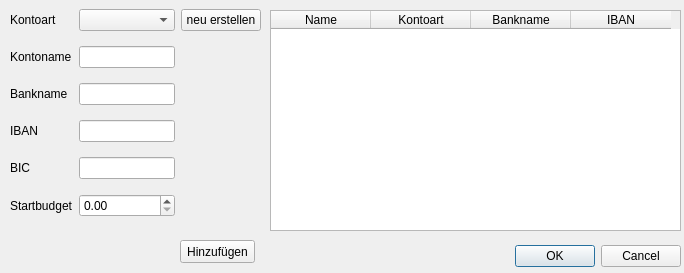
This is View/src/main/resources/design/ui/bankaccountdialog.ui in marcuskraft/DimeDiaryJavaFx as Qt 5 draws it before an edit. The edited form follows.
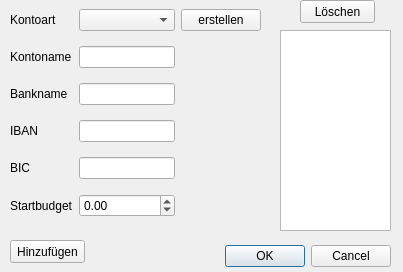
This is the edited form.

```diff
--- a/View/src/main/resources/design/ui/bankaccountdialog.ui
+++ b/View/src/main/resources/design/ui/bankaccountdialog.ui
@@ -6,8 +6,8 @@
    <rect>
     <x>0</x>
     <y>0</y>
-    <width>684</width>
-    <height>273</height>
+    <width>403</width>
+    <height>272</height>
    </rect>
   </property>
   <property name="windowTitle">
@@ -16,7 +16,7 @@
   <widget class="QDialogButtonBox" name="buttonBox">
    <property name="geometry">
     <rect>
-     <x>510</x>
+     <x>220</x>
      <y>240</y>
      <width>171</width>
      <height>32</height>
@@ -78,7 +78,14 @@
      </widget>
     </item>
     <item row="5" column="1">
-     <widget class="QDoubleSpinBox" name="doubleSpinBox"/>
+     <widget class="QDoubleSpinBox" name="doubleSpinBoxStartBudget">
+      <property name="minimum">
+       <double>-999999999.000000000000000</double>
+      </property>
+      <property name="maximum">
+       <double>999999999.000000000000000</double>
+      </property>
+     </widget>
     </item>
     <item row="3" column="1">
      <widget class="QLineEdit" name="lineEdit_3"/>
@@ -102,55 +109,16 @@
     <item row="0" column="2">
      <widget class="QPushButton" name="pushButton">
       <property name="text">
-       <string>neu erstellen</string>
+       <string>erstellen</string>
       </property>
      </widget>
     </item>
    </layout>
   </widget>
-  <widget class="QTableWidget" name="tableWidget">
+  <widget class="QPushButton" name="pushButtonAdd">
    <property name="geometry">
     <rect>
-     <x>270</x>
-     <y>10</y>
-     <width>411</width>
-     <height>221</height>
-    </rect>
-   </property>
-   <property name="editTriggers">
-    <set>QAbstractItemView::AllEditTriggers</set>
-   </property>
-   <property name="alternatingRowColors">
-    <bool>true</bool>
-   </property>
-   <property name="sortingEnabled">
-    <bool>true</bool>
-   </property>
-   <column>
-    <property name="text">
-     <string>Name</string>
-    </property>
-   </column>
-   <column>
-    <property name="text">
-     <string>Kontoart</string>
-    </property>
-   </column>
-   <column>
-    <property name="text">
-     <string>Bankname</string>
-    </property>
-   </column>
-   <column>
-    <property name="text">
-     <string>IBAN</string>
-    </property>
-   </column>
-  </widget>
-  <widget class="QPushButton" name="pushButton_2">
-   <property name="geometry">
-    <rect>
-     <x>180</x>
+     <x>10</x>
      <y>240</y>
      <width>75</width>
      <height>23</height>
@@ -160,6 +128,29 @@
     <string>Hinzufügen</string>
    </property>
   </widget>
+  <widget class="QPushButton" name="pushButtonDelete">
+   <property name="geometry">
+    <rect>
+     <x>300</x>
+     <y>0</y>
+     <width>75</width>
+     <height>23</height>
+    </rect>
+   </property>
+   <property name="text">
+    <string>Löschen</string>
+   </property>
+  </widget>
+  <widget class="QListWidget" name="listWidget">
+   <property name="geometry">
+    <rect>
+     <x>280</x>
+     <y>30</y>
+     <width>111</width>
+     <height>201</height>
+    </rect>
+   </property>
+  </widget>
  </widget>
  <resources/>
  <connections>
```
Left out of the diff: 25 changed lines with no effect on the pictures.
